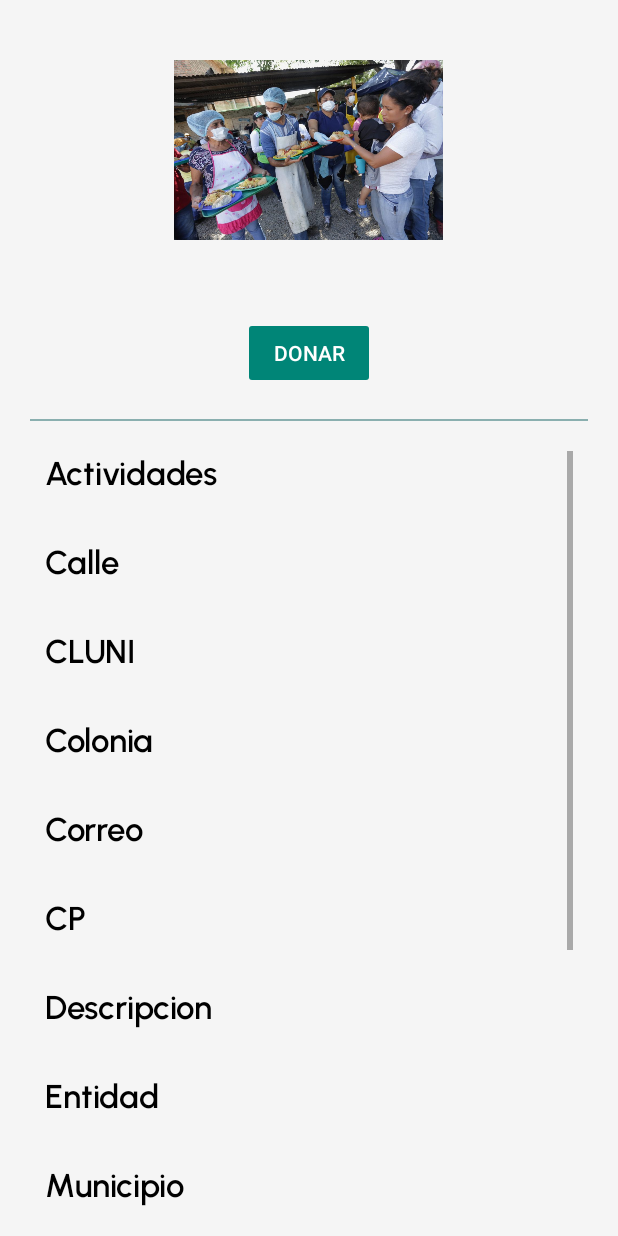
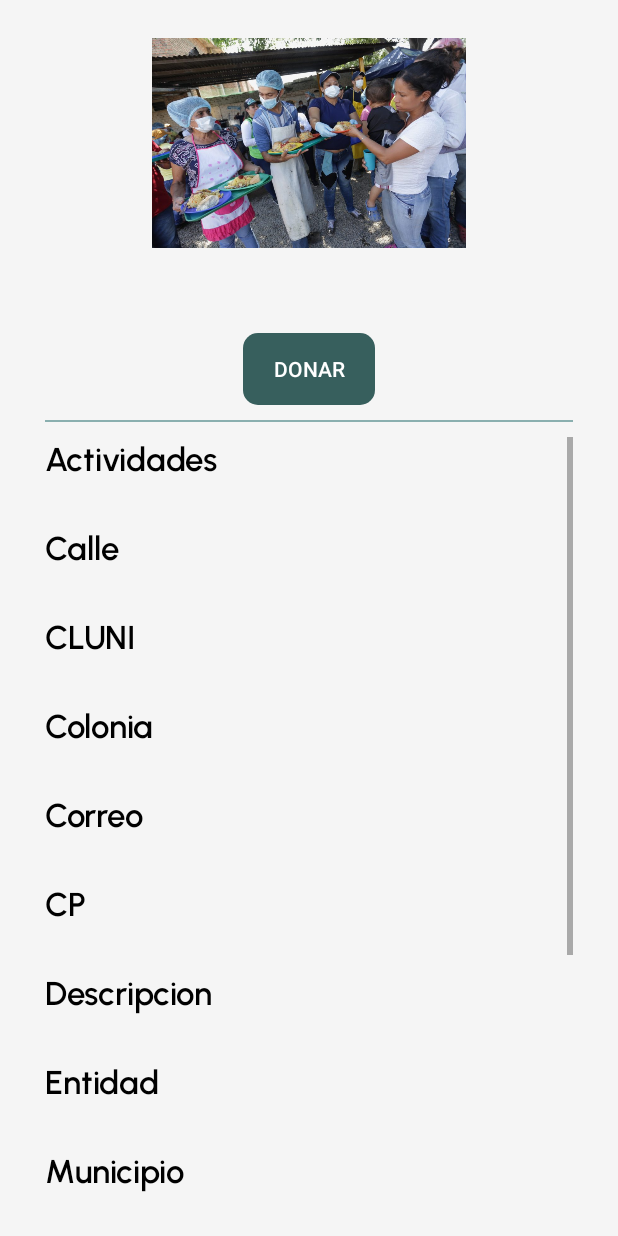
Before and after one commit to JPchipres/appmaquitia, an Android app: the Detalleorganizacion screen opened directly, with no data from a screen before it, on a phone screen of 412 x 824 dp. Run offline under Robolectric (Android 15) with nearby library versions, the phone set to English and light mode, and no system bars.

Commit message:
correccion 2

```diff
--- a/app/src/main/res/layout-v28/activity_detalleorganizacion.xml
+++ /dev/null
@@ -1,267 +0,0 @@
-<?xml version="1.0" encoding="utf-8"?>
-<RelativeLayout xmlns:android="http://schemas.android.com/apk/res/android"
-    xmlns:app="http://schemas.android.com/apk/res-auto"
-    xmlns:tools="http://schemas.android.com/tools"
-    android:layout_width="match_parent"
-    android:layout_height="match_parent"
-    tools:context=".Detalleorganizacion"
-    android:background="@color/background">
-
-    <ImageView
-        android:id="@+id/asociacion_logo"
-        android:layout_width="270dp"
-        android:layout_height="120dp"
-        android:layout_centerHorizontal="true"
-        android:layout_marginTop="40dp"
-        android:src="@drawable/img_ejemplo" />
-    <TextView
-        android:textColor="@color/black"
-        android:text="ASOCIACION "
-        android:textAlignment="center"
-        android:fontFamily="@font/urbanist_semibold"
-        android:layout_marginHorizontal="30dp"
-        android:layout_marginTop="10dp"
-        android:textSize="32dp"
-        android:layout_width="match_parent"
-        android:layout_height="wrap_content"
-        android:id="@+id/nombre_as"
-        android:layout_below="@+id/asociacion_logo"/>
-
-    <Button
-        android:id="@+id/donar"
-        style="@android:style/Widget.DeviceDefault.Button.Colored"
-        android:layout_width="wrap_content"
-        android:layout_height="wrap_content"
-        android:layout_below="@+id/nombre_as"
-        android:layout_centerInParent="true"
-        android:elevation="10dp"
-        android:text="Donar" />
-    <View
-        android:layout_margin="20dp"
-        android:layout_width="match_parent"
-        android:layout_height="1.5dp"
-        android:background="#70005555"
-        android:id="@+id/linea"
-        android:layout_below="@+id/donar"/>
-    <ScrollView
-        android:layout_marginBottom="20dp"
-        android:id="@+id/scrv_as"
-        android:layout_below="@+id/linea"
-        android:layout_width="match_parent"
-        android:layout_height="match_parent"
-        android:layout_marginHorizontal="30dp"
-        android:orientation="vertical">
-        <LinearLayout
-            android:layout_width="match_parent"
-            android:layout_height="match_parent"
-            android:orientation="vertical">
-            <TextView
-                android:layout_width="match_parent"
-                android:layout_height="wrap_content"
-                android:textSize="22dp"
-                android:text="Actividades"
-                android:textColor="@color/black"
-                android:fontFamily="@font/urbanist_semibold"/>
-            <TextView
-                android:id="@+id/actividad_as"
-                android:layout_width="match_parent"
-                android:layout_height="wrap_content"
-                android:text="Lorem ipsum dolor sit amet, consectetur adipiscing elit. Aenean id leo lobortis, auctor velit quis, malesuada turpis. Ut in ullamcorper leo, vitae posuere lorem. Vivamus feugiat placerat diam. Morbi in sem fringilla, pulvinar neque ac, accumsan lectus."
-                android:textSize="16dp"
-                android:fontFamily="@font/urbanist"
-                android:textColor="@color/black"/>
-            <TextView
-                android:layout_marginTop="10dp"
-                android:layout_width="match_parent"
-                android:layout_height="wrap_content"
-                android:textSize="22dp"
-                android:text="Calle"
-                android:textColor="@color/black"
-                android:fontFamily="@font/urbanist_semibold"/>
-            <TextView
-                android:id="@+id/calle_as"
-                android:layout_width="match_parent"
-                android:layout_height="wrap_content"
-                android:text="Calle 123, avenida, gaviotas"
-                android:textSize="16dp"
-                android:fontFamily="@font/urbanist"
-                android:textColor="@color/black"/>
-            <TextView
-                android:layout_marginTop="10dp"
-                android:layout_width="match_parent"
-                android:layout_height="wrap_content"
-                android:textSize="22dp"
-                android:text="CLUNI"
-                android:textColor="@color/black"
-                android:fontFamily="@font/urbanist_semibold"/>
-            <TextView
-                android:id="@+id/cluni_as"
-                android:layout_width="match_parent"
-                android:layout_height="wrap_content"
-                android:text="BAD1234DA44D"
-                android:textSize="16dp"
-                android:fontFamily="@font/urbanist"
-                android:textColor="@color/black"/>
-            <TextView
-                android:layout_marginTop="10dp"
-                android:layout_width="match_parent"
-                android:layout_height="wrap_content"
-                android:textSize="22dp"
-                android:text="Colonia"
-                android:textColor="@color/black"
-                android:fontFamily="@font/urbanist_semibold"/>
-            <TextView
-                android:id="@+id/colonia_as"
-                android:layout_width="match_parent"
-                android:layout_height="wrap_content"
-                android:text="Bonanza"
-                android:textSize="16dp"
-                android:fontFamily="@font/urbanist"
-                android:textColor="@color/black"/>
-            <TextView
-                android:layout_marginTop="10dp"
-                android:layout_width="match_parent"
-                android:layout_height="wrap_content"
-                android:textSize="22dp"
-                android:text="Correo"
-                android:textColor="@color/black"
-                android:fontFamily="@font/urbanist_semibold"/>
-            <TextView
-                android:id="@+id/correo_as"
-                android:layout_width="match_parent"
-                android:layout_height="wrap_content"
-                android:text="anonimo@gmail.com"
-                android:textSize="16dp"
-                android:fontFamily="@font/urbanist"
-                android:textColor="@color/black"/>
-            <TextView
-                android:layout_marginTop="10dp"
-                android:layout_width="match_parent"
-                android:layout_height="wrap_content"
-                android:textSize="22dp"
-                android:text="CP"
-                android:textColor="@color/black"
-                android:fontFamily="@font/urbanist_semibold"/>
-            <TextView
-                android:id="@+id/cp_as"
-                android:layout_width="match_parent"
-                android:layout_height="wrap_content"
-                android:text="28210"
-                android:textSize="16dp"
-                android:fontFamily="@font/urbanist"
-                android:textColor="@color/black"/>
-            <TextView
-                android:layout_marginTop="10dp"
-                android:layout_width="match_parent"
-                android:layout_height="wrap_content"
-                android:textSize="22dp"
-                android:text="Descripcion"
-                android:textColor="@color/black"
-                android:fontFamily="@font/urbanist_semibold"/>
-            <TextView
-                android:id="@+id/descripcion_as"
-                android:layout_width="match_parent"
-                android:layout_height="wrap_content"
-                android:text="descripcion de la organizacion"
-                android:textSize="16dp"
-                android:fontFamily="@font/urbanist"
-                android:textColor="@color/black"/>
-            <TextView
-                android:layout_marginTop="10dp"
-                android:layout_width="match_parent"
-                android:layout_height="wrap_content"
-                android:textSize="22dp"
-                android:text="Entidad"
-                android:textColor="@color/black"
-                android:fontFamily="@font/urbanist_semibold"/>
-            <TextView
-                android:id="@+id/entidad_as"
-                android:layout_width="match_parent"
-                android:layout_height="wrap_content"
-                android:text="Manzanillo"
-                android:textSize="16dp"
-                android:fontFamily="@font/urbanist"
-                android:textColor="@color/black"/>
-            <TextView
-                android:layout_marginTop="10dp"
-                android:layout_width="match_parent"
-                android:layout_height="wrap_content"
-                android:textSize="22dp"
-                android:text="Municipio"
-                android:textColor="@color/black"
-                android:fontFamily="@font/urbanist_semibold"/>
-            <TextView
-                android:id="@+id/municipio_as"
-                android:layout_width="match_parent"
-                android:layout_height="wrap_content"
-                android:text="Colima"
-                android:textSize="16dp"
-                android:fontFamily="@font/urbanist"
-                android:textColor="@color/black"/>
-            <TextView
-                android:layout_marginTop="10dp"
-                android:layout_width="match_parent"
-                android:layout_height="wrap_content"
-                android:textSize="22dp"
-                android:text="Numero Exterior"
-                android:textColor="@color/black"
-                android:fontFamily="@font/urbanist_semibold"/>
-            <TextView
-                android:id="@+id/num_ext"
-                android:layout_width="match_parent"
-                android:layout_height="wrap_content"
-                android:text="123"
-                android:textSize="16dp"
-                android:fontFamily="@font/urbanist"
-                android:textColor="@color/black"/>
-            <TextView
-                android:layout_marginTop="10dp"
-                android:layout_width="match_parent"
-                android:layout_height="wrap_content"
-                android:textSize="22dp"
-                android:text="Representantes"
-                android:textColor="@color/black"
-                android:fontFamily="@font/urbanist_semibold"/>
-            <TextView
-                android:id="@+id/representante_as"
-                android:layout_width="match_parent"
-                android:layout_height="wrap_content"
-                android:text="Factultad de Ingenieria Electromecanica"
-                android:textSize="16dp"
-                android:fontFamily="@font/urbanist"
-                android:textColor="@color/black"/>
-            <TextView
-                android:layout_marginTop="10dp"
-                android:layout_width="match_parent"
-                android:layout_height="wrap_content"
-                android:textSize="22dp"
-                android:text="Telefono"
-                android:textColor="@color/black"
-                android:fontFamily="@font/urbanist_semibold"/>
-            <TextView
-                android:id="@+id/telefono_as"
-                android:layout_width="match_parent"
-                android:layout_height="wrap_content"
-                android:text="314-123-123-123"
-                android:textSize="16dp"
-                android:fontFamily="@font/urbanist"
-                android:textColor="@color/black"/>
-            <TextView
-                android:layout_marginTop="10dp"
-                android:layout_width="match_parent"
-                android:layout_height="wrap_content"
-                android:textSize="22dp"
-                android:text="Topico"
-                android:textColor="@color/black"
-                android:fontFamily="@font/urbanist_semibold"/>
-            <TextView
-                android:id="@+id/topico_as"
-                android:layout_width="match_parent"
-                android:layout_height="wrap_content"
-                android:text="Casa hogar"
-                android:textSize="16dp"
-                android:fontFamily="@font/urbanist"
-                android:textColor="@color/black"/>
-        </LinearLayout>
-    </ScrollView>
-</RelativeLayout>
--- a/app/src/main/res/layout/activity_detalleorganizacion.xml
+++ b/app/src/main/res/layout/activity_detalleorganizacion.xml
@@ -29,7 +29,7 @@
     <Button
         android:layout_marginTop="5dp"
         android:id="@+id/donar"
-        android:background="@drawable/btn_osc_data"
+        android:background="@drawable/button_ini"
         android:layout_width="wrap_content"
         android:layout_height="wrap_content"
         android:layout_below="@+id/nombre_as"
```
Also changed, not shown: 1 other file.
